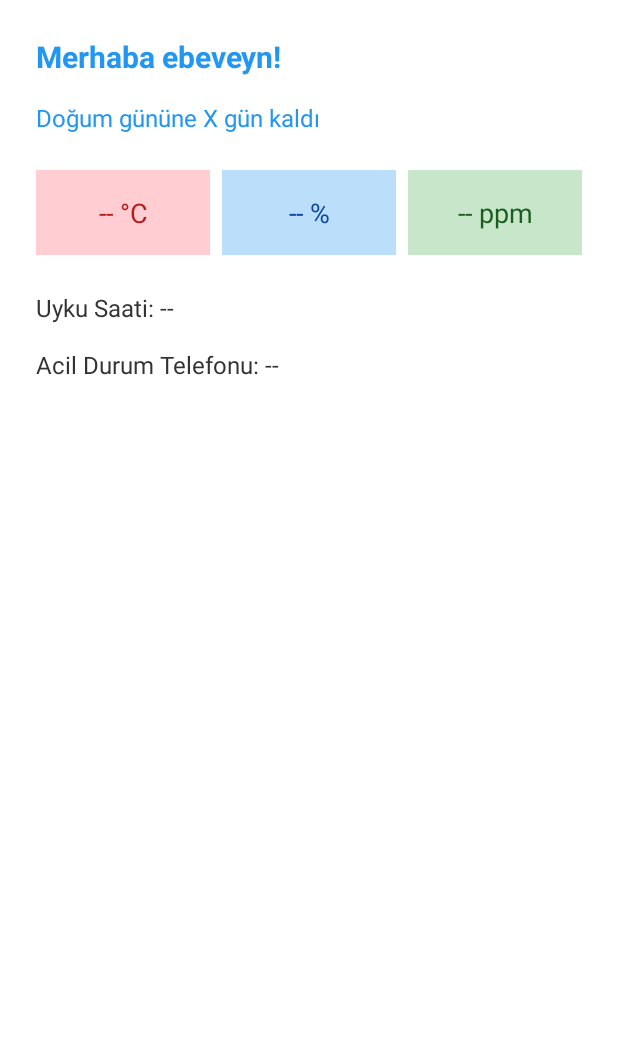
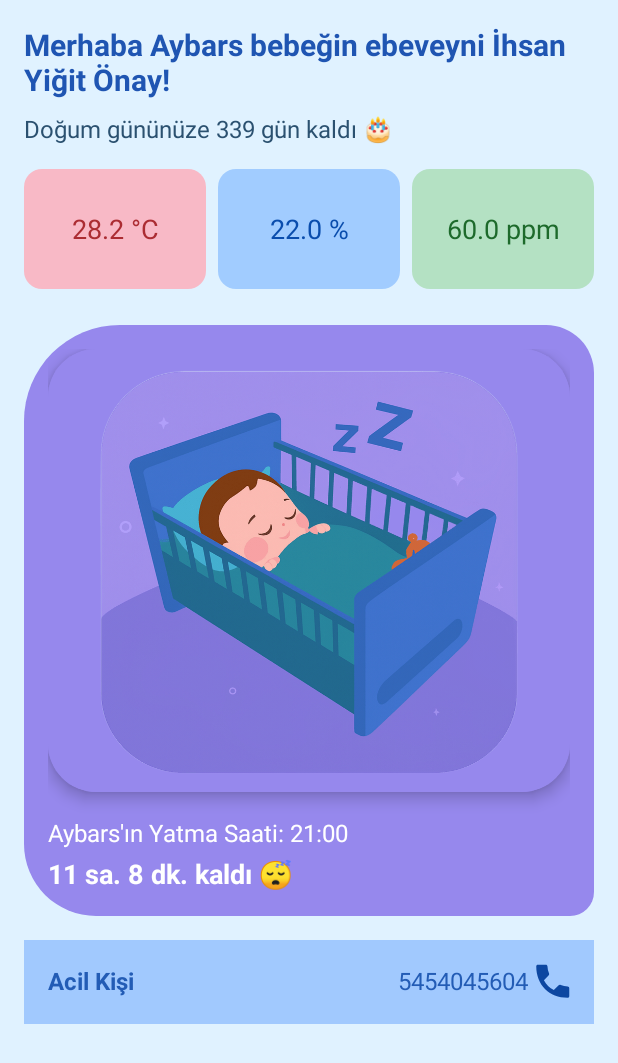
Before and after one commit to iYigitOnay/SmartChildRoom, an Android app: the DashboardActivity screen opened directly, with no data from a screen before it, on a phone screen of 412 x 824 dp. Shown: the top 1063 px of the screen. Run offline under Robolectric (Android 15) with nearby library versions, the phone set to English and light mode, and no system bars; 3 statements that could not run were skipped.

Commit message:
İyileştirmeler Yapıldı
İyileştirmeler yapıldı. Ara yüz düzenlendi

```diff
--- a/app/src/main/java/com/bernacelik/akillioda/DashboardActivity.kt
+++ b/app/src/main/java/com/bernacelik/akillioda/DashboardActivity.kt
@@ -1,8 +1,10 @@
 package com.bernacelik.akillioda
 
+import android.graphics.Color
 import android.os.Build
 import android.os.Bundle
 import android.util.Log
+import android.widget.LinearLayout
 import android.widget.TextView
 import android.widget.Toast
 import androidx.annotation.RequiresApi
@@ -30,6 +32,12 @@ class DashboardActivity : AppCompatActivity() {
     @RequiresApi(Build.VERSION_CODES.O)
     override fun onCreate(savedInstanceState: Bundle?) {
         super.onCreate(savedInstanceState)
+        val rootLayout = findViewById<LinearLayout>(R.id.dashboardRootLayout)
+        val gender = "Erkek" // bu değeri backend'den alıyorsan dynamic yap
+
+        val backgroundColor = if (gender == "Kız") "#FFE4E1" else "#E0F2FF"
+        rootLayout.setBackgroundColor(Color.parseColor(backgroundColor))
+
         setContentView(R.layout.activity_dashboard)
 
         tvTemperature = findViewById(R.id.tvTemperature)
--- /dev/null
+++ b/app/src/main/res/drawable/bg_co2.xml
@@ -0,0 +1,5 @@
+<shape xmlns:android="http://schemas.android.com/apk/res/android"
+    android:shape="rectangle">
+    <solid android:color="#b4e1c3" />
+    <corners android:radius="12dp" />
+</shape>
--- /dev/null
+++ b/app/src/main/res/drawable/bg_humidity.xml
@@ -0,0 +1,5 @@
+<shape xmlns:android="http://schemas.android.com/apk/res/android"
+    android:shape="rectangle">
+    <solid android:color="#a1ccff" />
+    <corners android:radius="12dp" />
+</shape>
--- /dev/null
+++ b/app/src/main/res/drawable/bg_temp.xml
@@ -0,0 +1,5 @@
+<shape xmlns:android="http://schemas.android.com/apk/res/android"
+    android:shape="rectangle">
+    <solid android:color="#f8b9c6" />
+    <corners android:radius="12dp" />
+</shape>
--- /dev/null
+++ b/app/src/main/res/drawable/ic_phone.xml
@@ -0,0 +1,10 @@
+<vector xmlns:android="http://schemas.android.com/apk/res/android"
+    android:width="24dp"
+    android:height="24dp"
+    android:viewportWidth="24"
+    android:viewportHeight="24">
+
+    <path
+        android:fillColor="#0D47A1"
+        android:pathData="M6.62,10.79C8.06,13.62 10.38,15.94 13.21,17.38L16.27,14.32C16.67,13.92 17.3,13.79 17.82,14.01C19.27,14.62 20.84,14.97 22.5,15.03C23.05,15.06 23.5,15.54 23.5,16.09V21.5C23.5,22.05 23.05,22.5 22.5,22.5C10.07,22.5 1.5,13.93 1.5,1.5C1.5,0.95 1.95,0.5 2.5,0.5H7.91C8.46,0.5 8.94,0.95 8.97,1.5C9.03,3.16 9.38,4.73 9.99,6.18C10.21,6.7 10.08,7.33 9.68,7.73L6.62,10.79Z" />
+</vector>
--- /dev/null
+++ b/app/src/main/res/drawable/rounded_asym_mor.xml
@@ -0,0 +1,9 @@
+<shape xmlns:android="http://schemas.android.com/apk/res/android"
+    android:shape="rectangle">
+    <solid android:color="#9688ed" />
+    <corners
+        android:topLeftRadius="64dp"
+        android:topRightRadius="32dp"
+        android:bottomLeftRadius="48dp"
+        android:bottomRightRadius="16dp" />
+</shape>
--- /dev/null
+++ b/app/src/main/res/drawable/rounded_image_background.xml
@@ -0,0 +1,6 @@
+<shape xmlns:android="http://schemas.android.com/apk/res/android"
+    android:shape="rectangle">
+    <solid android:color="#9688ed"/>
+    <corners android:radius="32dp"/>
+    <stroke android:width="1dp" android:color="#9688ed"/>
+</shape>
--- a/app/src/main/res/layout/activity_dashboard.xml
+++ b/app/src/main/res/layout/activity_dashboard.xml
@@ -1,88 +1,168 @@
-<LinearLayout xmlns:android="http://schemas.android.com/apk/res/android"
-    android:orientation="vertical"
+<?xml version="1.0" encoding="utf-8"?>
+<ScrollView xmlns:android="http://schemas.android.com/apk/res/android"
     android:layout_width="match_parent"
     android:layout_height="match_parent"
-    android:padding="24dp"
-    android:background="#FFFFFF">
+    android:background="#E0F2FF"
+    android:padding="16dp">
 
+    <LinearLayout
+        android:id="@+id/dashboardRootLayout"
+        android:layout_width="match_parent"
+        android:layout_height="wrap_content"
+        android:orientation="vertical">
+
+        <!-- Selamlama Başlığı -->
         <TextView
             android:id="@+id/textWelcome"
-        android:layout_width="wrap_content"
+            android:layout_width="match_parent"
             android:layout_height="wrap_content"
-        android:text="Merhaba ebeveyn!"
+            android:text="Merhaba Aybars bebeğin ebeveyni İhsan Yiğit Önay!"
+            android:textColor="#1f55b2"
             android:textSize="20sp"
             android:textStyle="bold"
-        android:layout_marginBottom="16dp"/>
+            android:layout_marginBottom="8dp"
+            android:gravity="start"
+            android:textAlignment="viewStart" />
 
+        <!-- Doğum Günü -->
         <TextView
             android:id="@+id/textBirthday"
-        android:layout_width="wrap_content"
-        android:layout_height="wrap_content"
-        android:text="Doğum gününe X gün kaldı"
-        android:textSize="16sp"
-        android:layout_marginBottom="24dp"/>
-
-    <LinearLayout
-        android:orientation="horizontal"
             android:layout_width="match_parent"
             android:layout_height="wrap_content"
-        android:weightSum="3"
-        android:layout_marginBottom="24dp">
+            android:text="Doğum gününüze 339 gün kaldı 🎂"
+            android:textColor="#2b5170"
+            android:textSize="16sp"
+            android:layout_marginBottom="16dp"
+            android:gravity="start"
+            android:textAlignment="viewStart" />
+
+        <!-- Sensör Kartları -->
+        <LinearLayout
+            android:layout_width="match_parent"
+            android:layout_height="wrap_content"
+            android:orientation="horizontal"
+            android:gravity="center"
+            android:layout_marginBottom="16dp">
 
             <TextView
                 android:id="@+id/tvTemperature"
                 android:layout_width="0dp"
-            android:layout_height="wrap_content"
                 android:layout_weight="1"
-            android:text="-- °C"
+                android:layout_height="80dp"
                 android:gravity="center"
-            android:background="#FFCDD2"
-            android:textColor="#B71C1C"
-            android:padding="16dp"
-            android:textSize="18sp"/>
+                android:text="28.2 °C"
+                android:textColor="#ab2c32"
+                android:textSize="18sp"
+                android:background="@drawable/bg_temp" />
 
             <TextView
                 android:id="@+id/tvHumidity"
                 android:layout_width="0dp"
-            android:layout_height="wrap_content"
                 android:layout_weight="1"
-            android:text="-- %"
+                android:layout_height="80dp"
                 android:gravity="center"
-            android:background="#BBDEFB"
-            android:textColor="#0D47A1"
-            android:padding="16dp"
+                android:text="22.0 %"
+                android:textColor="#0a4dad"
                 android:textSize="18sp"
                 android:layout_marginStart="8dp"
-            android:layout_marginEnd="8dp"/>
+                android:layout_marginEnd="8dp"
+                android:background="@drawable/bg_humidity" />
 
             <TextView
                 android:id="@+id/tvCO2"
                 android:layout_width="0dp"
+                android:layout_weight="1"
+                android:layout_height="80dp"
+                android:gravity="center"
+                android:text="60.0 ppm"
+                android:textColor="#1d6a2b"
+                android:textSize="18sp"
+                android:background="@drawable/bg_co2" />
+        </LinearLayout>
+
+        <!-- Bebek Resmi Kartı + Uyku Zamanı -->
+        <LinearLayout
+            android:layout_width="match_parent"
+            android:layout_height="wrap_content"
+            android:layout_marginTop="8dp"
+            android:layout_marginBottom="16dp"
+            android:background="@drawable/rounded_asym_mor"
+            android:orientation="vertical"
+            android:padding="16dp">
+
+            <!-- Resim Kartı -->
+            <FrameLayout
+                android:layout_width="match_parent"
+                android:layout_height="295dp"
+                android:layout_marginBottom="16dp"
+                android:background="@drawable/rounded_image_background"
+                android:clipToOutline="true"
+                android:elevation="6dp">
+
+                <ImageView
+                    android:id="@+id/ivChildPhoto"
+                    android:layout_width="match_parent"
+                    android:layout_height="match_parent"
+                    android:background="#9688ed"
+                    android:scaleType="centerCrop"
+                    android:src="@drawable/babyyy" />
+            </FrameLayout>
+
+            <!-- Uyku Bilgisi -->
+            <TextView
+                android:id="@+id/tvSleepTime"
+                android:layout_width="match_parent"
+                android:layout_height="wrap_content"
+                android:text="Aybars'ın Yatma Saati: 21:00"
+                android:textColor="#FFFFFF"
+                android:textSize="16sp"
+                android:gravity="start"
+                android:textAlignment="viewStart"
+                android:layout_marginBottom="4dp" />
+
+            <TextView
+                android:id="@+id/tvSleepRemaining"
+                android:layout_width="match_parent"
+                android:layout_height="wrap_content"
+                android:text="11 sa. 8 dk. kaldı 😴"
+                android:textColor="#FFFFFF"
+                android:textSize="18sp"
+                android:textStyle="bold"
+                android:gravity="start"
+                android:textAlignment="viewStart" />
+        </LinearLayout>
+
+        <!-- Acil Kişi -->
+        <LinearLayout
+            android:layout_width="match_parent"
+            android:layout_height="wrap_content"
+            android:background="#a1c9fe"
+            android:padding="16dp"
+            android:orientation="horizontal">
+
+            <TextView
+                android:layout_width="0dp"
                 android:layout_height="wrap_content"
                 android:layout_weight="1"
-            android:text="-- ppm"
-            android:gravity="center"
-            android:background="#C8E6C9"
-            android:textColor="#1B5E20"
-            android:padding="16dp"
-            android:textSize="18sp"/>
-    </LinearLayout>
-
-    <TextView
-        android:id="@+id/tvSleepSchedule"
-        android:layout_width="wrap_content"
-        android:layout_height="wrap_content"
-        android:text="Uyku Saati: --"
+                android:text="Acil Kişi"
+                android:textColor="#235cb5"
+                android:textStyle="bold"
                 android:textSize="16sp"
-        android:textColor="#333333"/>
+                android:gravity="start"
+                android:textAlignment="viewStart" />
 
             <TextView
                 android:id="@+id/tvEmergencyPhone"
                 android:layout_width="wrap_content"
                 android:layout_height="wrap_content"
-        android:text="Acil Durum Telefonu: --"
+                android:text="5454045604"
+                android:textColor="#235cb5"
                 android:textSize="16sp"
-        android:textColor="#333333"
-        android:layout_marginTop="16dp"/>
+                android:drawableEnd="@drawable/ic_phone"
+                android:drawablePadding="4dp"
+                android:gravity="start"
+                android:textAlignment="viewStart"/>
+        </LinearLayout>
 
     </LinearLayout>
+</ScrollView>
```
Also changed, not shown: app/src/main/res/drawable/babyyy.png (added), app/src/main/res/drawable/image1.jpg (deleted), 2 other files. Lines whose indentation alone changed are shown as unchanged.
